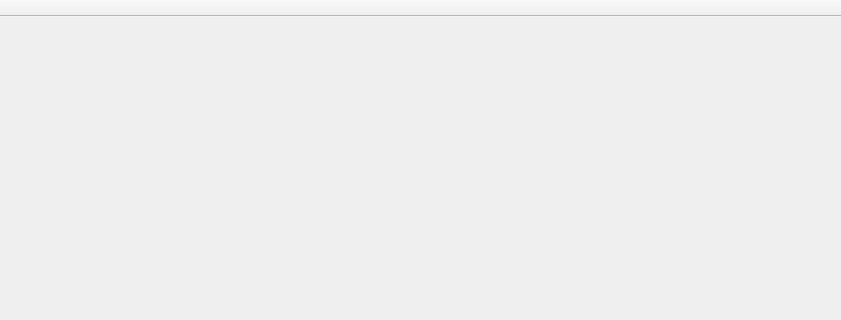
Before: the Qt Designer form ImageSlicer/ImageSlicer/Modules/MainUI/MainWindow.ui in cnscj/ImageSlicer, drawn with Qt 5; both pictures show x 0 to 841 and y 0 to 320 of the 841 by 606 pixel window.
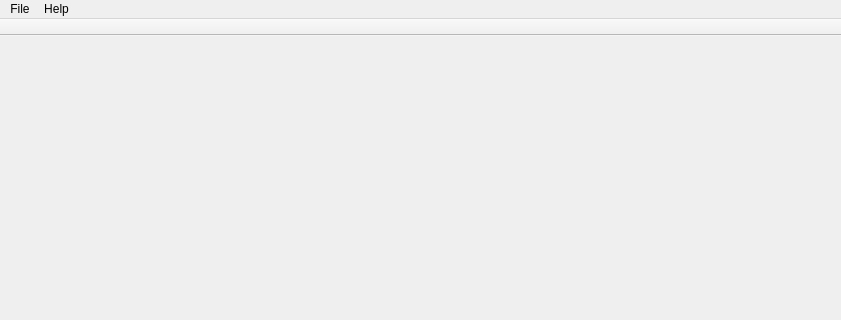
After: the same form once the commit is applied.

```diff
--- a/ImageSlicer/ImageSlicer/Modules/MainUI/MainWindow.ui
+++ b/ImageSlicer/ImageSlicer/Modules/MainUI/MainWindow.ui
@@ -20,9 +20,28 @@
      <x>0</x>
      <y>0</y>
      <width>841</width>
-     <height>22</height>
+     <height>23</height>
     </rect>
    </property>
+   <widget class="QMenu" name="menuFile">
+    <property name="title">
+     <string>File</string>
+    </property>
+    <addaction name="actionNew"/>
+    <addaction name="actionOpen"/>
+    <addaction name="actionSave"/>
+    <addaction name="actionSave_as"/>
+    <addaction name="separator"/>
+    <addaction name="actionClose"/>
+   </widget>
+   <widget class="QMenu" name="menu_Help">
+    <property name="title">
+     <string>Help</string>
+    </property>
+    <addaction name="actionAbout"/>
+   </widget>
+   <addaction name="menuFile"/>
+   <addaction name="menu_Help"/>
   </widget>
   <widget class="QToolBar" name="mainToolBar">
    <property name="enabled">
```
Left out of the diff: 30 changed lines with no effect on the pictures.
